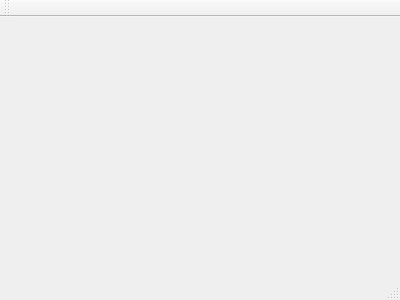
First picture: the form in mainwindow.ui, repository sashoalm/OdbcQueryTool, before the edit.
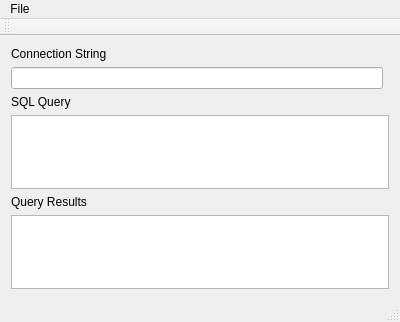
Second picture: the form after the edit.

```diff
--- a/mainwindow.ui
+++ b/mainwindow.ui
@@ -1,24 +1,91 @@
 <ui version="4.0">
  <class>MainWindow</class>
- <widget class="QMainWindow" name="MainWindow" >
-  <property name="geometry" >
+ <widget class="QMainWindow" name="MainWindow">
+  <property name="geometry">
    <rect>
     <x>0</x>
     <y>0</y>
     <width>400</width>
-    <height>300</height>
+    <height>322</height>
    </rect>
   </property>
   <property name="windowTitle" >
    <string>MainWindow</string>
   </property>
-  <widget class="QMenuBar" name="menuBar" />
-  <widget class="QToolBar" name="mainToolBar" />
-  <widget class="QWidget" name="centralWidget" />
-  <widget class="QStatusBar" name="statusBar" />
+  <widget class="QWidget" name="centralWidget">
+   <layout class="QGridLayout" name="gridLayout">
+    <item row="0" column="0">
+     <widget class="QLabel" name="label">
+      <property name="text">
+       <string>Connection String</string>
+      </property>
+     </widget>
+    </item>
+    <item row="2" column="0">
+     <widget class="QLabel" name="label_2">
+      <property name="text">
+       <string>SQL Query</string>
+      </property>
+     </widget>
+    </item>
+    <item row="3" column="0" colspan="2">
+     <widget class="QPlainTextEdit" name="plainTextEditSqlQuery"/>
+    </item>
+    <item row="4" column="0">
+     <widget class="QLabel" name="label_3">
+      <property name="text">
+       <string>Query Results</string>
+      </property>
+     </widget>
+    </item>
+    <item row="5" column="0" colspan="2">
+     <widget class="QPlainTextEdit" name="plainTextEditQueryResults">
+      <property name="readOnly">
+       <bool>true</bool>
+      </property>
+     </widget>
+    </item>
+    <item row="1" column="0">
+     <widget class="QLineEdit" name="lineEditConnectionString"/>
+    </item>
+   </layout>
+  </widget>
+  <widget class="QMenuBar" name="menuBar">
+   <property name="geometry">
+    <rect>
+     <x>0</x>
+     <y>0</y>
+     <width>400</width>
+     <height>21</height>
+    </rect>
+   </property>
+   <widget class="QMenu" name="menuFile">
+    <property name="title">
+     <string>File</string>
+    </property>
+    <addaction name="actionExecute_Query"/>
+   </widget>
+   <addaction name="menuFile"/>
+  </widget>
+  <widget class="QToolBar" name="mainToolBar">
+   <attribute name="toolBarArea">
+    <enum>TopToolBarArea</enum>
+   </attribute>
+   <attribute name="toolBarBreak">
+    <bool>false</bool>
+   </attribute>
+  </widget>
+  <widget class="QStatusBar" name="statusBar"/>
+  <action name="actionExecute_Query">
+   <property name="text">
+    <string>Execute Query</string>
+   </property>
+   <property name="shortcut">
+    <string>F5</string>
+   </property>
+  </action>
  </widget>
- <layoutDefault spacing="6" margin="11" />
- <pixmapfunction></pixmapfunction>
+ <layoutdefault spacing="6" margin="11"/>
  <resources/>
  <connections/>
 </ui>
```
Left out of the diff: 3 changed lines with no effect on the pictures.
